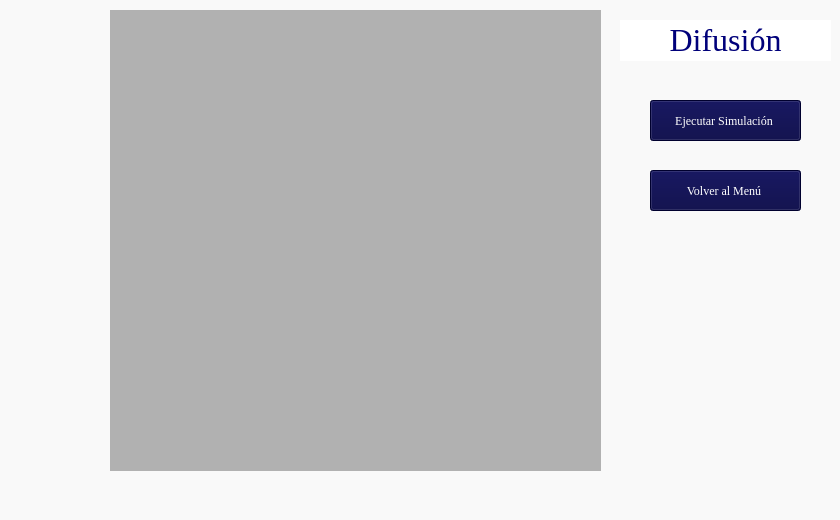
The window that resources/difussion_window.ui (Jdparra2004/Simulacion_Hidrogeno) describes before a commit, drawn with Qt 5.
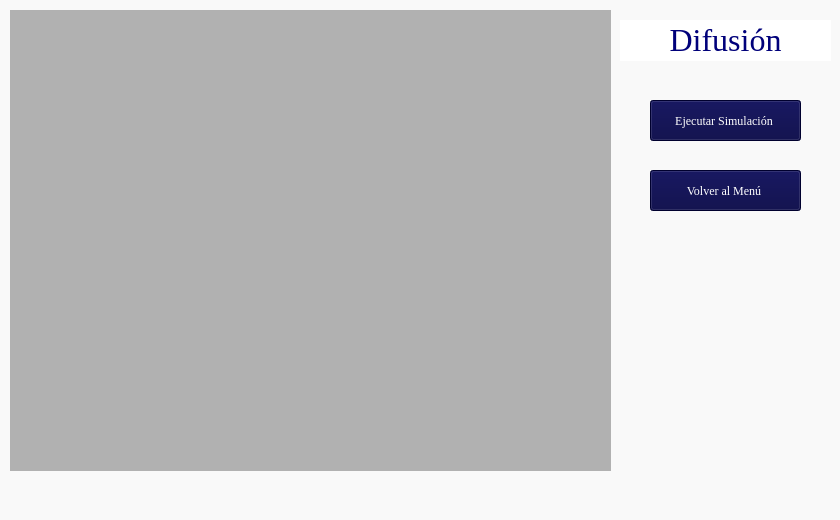
The same window after the commit. Icons and pictures are not drawn.

The edit to the form file:
```diff
--- a/resources/difussion_window.ui
+++ b/resources/difussion_window.ui
@@ -29,43 +29,24 @@
    <string notr="true">background-color: rgb(249, 249, 249);</string>
   </property>
   <widget class="QWidget" name="centralwidget">
-   <widget class="QLabel" name="label_2">
-    <property name="geometry">
-     <rect>
-      <x>0</x>
-      <y>0</y>
-      <width>91</width>
-      <height>91</height>
-     </rect>
-    </property>
-    <property name="text">
-     <string/>
-    </property>
-    <property name="pixmap">
-     <pixmap>logo.png</pixmap>
-    </property>
-    <property name="scaledContents">
-     <bool>true</bool>
-    </property>
-   </widget>
    <widget class="QWidget" name="WDifussion" native="true">
     <property name="geometry">
      <rect>
-      <x>110</x>
+      <x>10</x>
       <y>10</y>
-      <width>491</width>
+      <width>601</width>
       <height>461</height>
      </rect>
     </property>
     <property name="minimumSize">
      <size>
-      <width>491</width>
+      <width>601</width>
       <height>461</height>
      </size>
     </property>
     <property name="maximumSize">
      <size>
-      <width>491</width>
+      <width>601</width>
       <height>461</height>
      </size>
     </property>
@@ -164,6 +145,25 @@
      <string>Volver al Menú </string>
     </property>
    </widget>
+   <widget class="QLabel" name="label_2">
+    <property name="geometry">
+     <rect>
+      <x>740</x>
+      <y>410</y>
+      <width>91</width>
+      <height>91</height>
+     </rect>
+    </property>
+    <property name="text">
+     <string/>
+    </property>
+    <property name="pixmap">
+     <pixmap>logo.png</pixmap>
+    </property>
+    <property name="scaledContents">
+     <bool>true</bool>
+    </property>
+   </widget>
   </widget>
   <widget class="QMenuBar" name="menubar">
    <property name="geometry">
```
